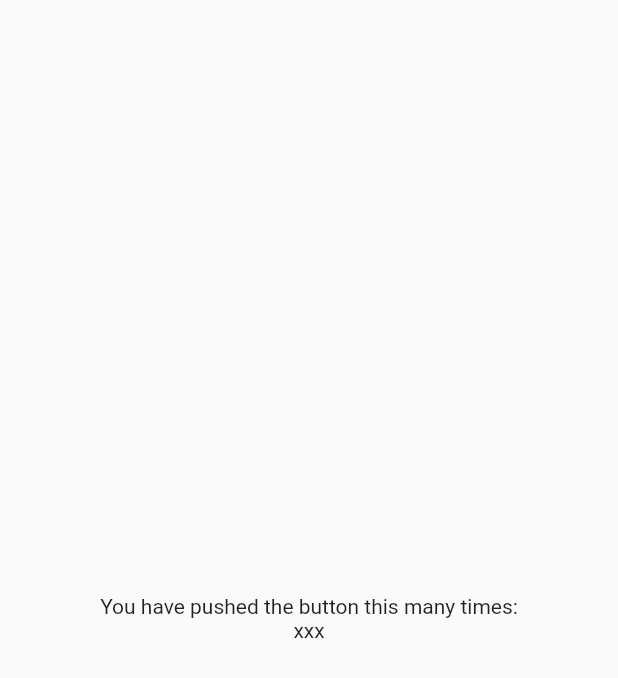
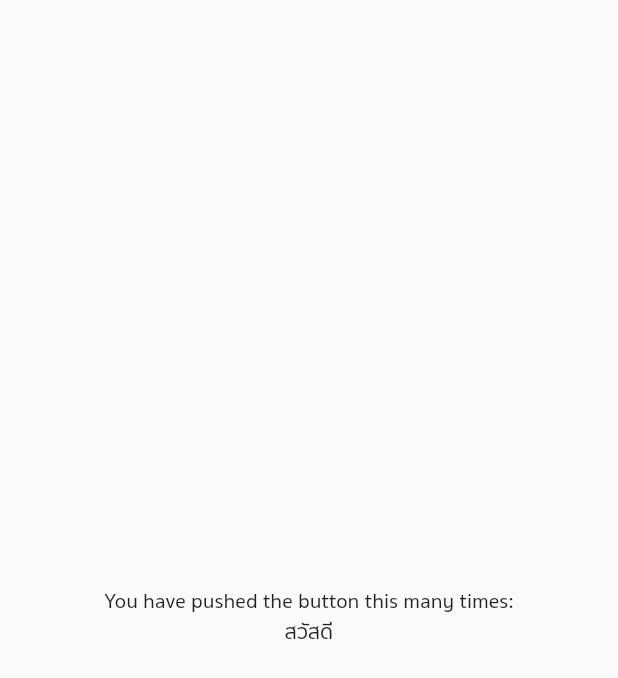
Before and after one commit to faisol-chehumar/anki, a Flutter app: the screen it shows after launch, on a phone screen of 412 x 824 dp. Shown: the top 678 px of the screen. Run offline on Flutter 3.47's test engine with Material 2 defaults, Android fonts, the phone set to English and light mode, and no system bars; our stand-ins replace page_transition; missing offline and left inert: global_configuration.

Commit message:
Add Sukhumvit font

```diff
--- a/lib/main.dart
+++ b/lib/main.dart
@@ -22,6 +22,7 @@ class MyApp extends StatelessWidget {
           primarySwatch:
               createMaterialColor(Theme.of(context).colorScheme.primaryDefault),
           visualDensity: VisualDensity.adaptivePlatformDensity,
+          fontFamily: 'Sukhumvit',
         ),
         initialRoute: '/',
         onGenerateRoute: (setttings) {
--- a/lib/screens/splash_screen.dart
+++ b/lib/screens/splash_screen.dart
@@ -16,7 +16,7 @@ class _SplashScreenState extends State<SplashScreen> {
             Text(
               'You have pushed the button this many times:',
             ),
-            Text('xxx'),
+            Text('สวัสดี'),
           ],
         ),
       ), // This trailing comma makes auto-formatting nicer for build methods.
```
Also changed, not shown: pubspec.yaml (+14 -11 lines), assets/fonts/sukhumvitset-bold-webfont.ttf (added), assets/fonts/sukhumvitset-medium-webfont.ttf (added), assets/fonts/sukhumvitset-semibold-webfont.ttf (added).
